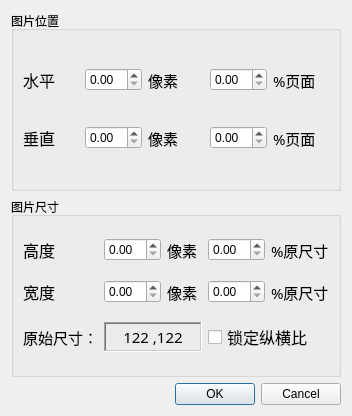
Before: the Qt Designer form ofdEditor/model/Widget/imagepropertiesdialog.ui in mcoder2014/ofdEditor, drawn with Qt 5.
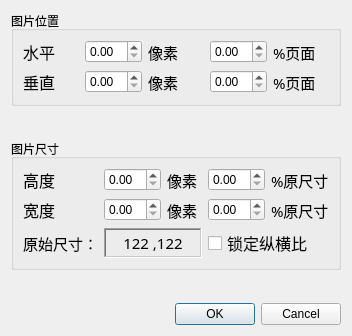
After: the same form once the commit is applied.

The edit to the form file:
```diff
--- a/ofdEditor/model/Widget/imagepropertiesdialog.ui
+++ b/ofdEditor/model/Widget/imagepropertiesdialog.ui
@@ -7,7 +7,7 @@
     <x>0</x>
     <y>0</y>
     <width>352</width>
-    <height>416</height>
+    <height>336</height>
    </rect>
   </property>
   <property name="windowTitle">
@@ -117,6 +117,19 @@
      </layout>
     </widget>
    </item>
+   <item>
+    <spacer name="verticalSpacer_2">
+     <property name="orientation">
+      <enum>Qt::Vertical</enum>
+     </property>
+     <property name="sizeHint" stdset="0">
+      <size>
+       <width>20</width>
+       <height>40</height>
+      </size>
+     </property>
+    </spacer>
+   </item>
    <item>
     <widget class="QGroupBox" name="groupBox">
      <property name="title">
@@ -268,6 +281,19 @@
      </layout>
     </widget>
    </item>
+   <item>
+    <spacer name="verticalSpacer">
+     <property name="orientation">
+      <enum>Qt::Vertical</enum>
+     </property>
+     <property name="sizeHint" stdset="0">
+      <size>
+       <width>20</width>
+       <height>40</height>
+      </size>
+     </property>
+    </spacer>
+   </item>
    <item>
     <widget class="QDialogButtonBox" name="EnableChangeOfProperties">
      <property name="orientation">
```
